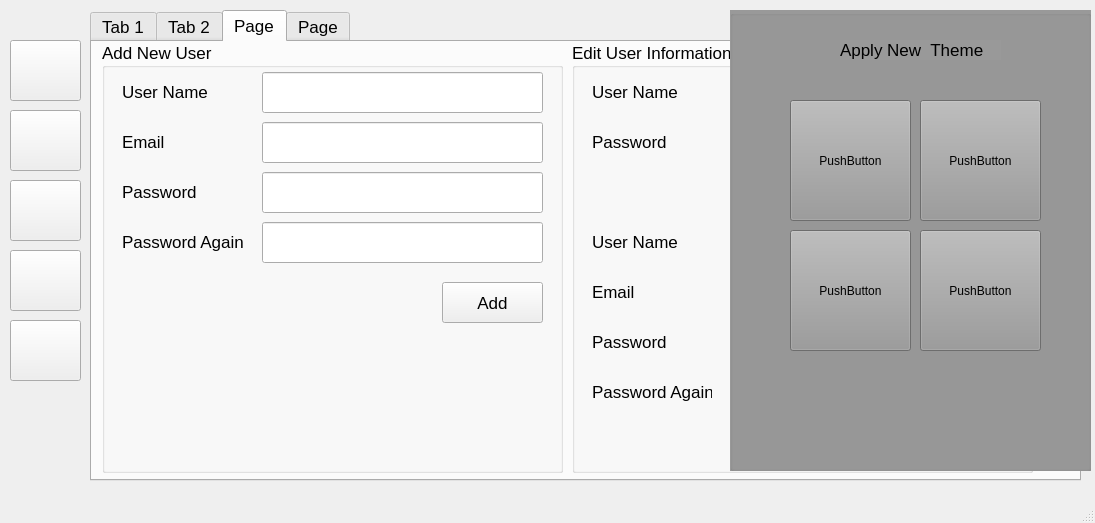
Before: the Qt Designer form library.ui in dkgiant/Library-System, drawn with Qt 5.
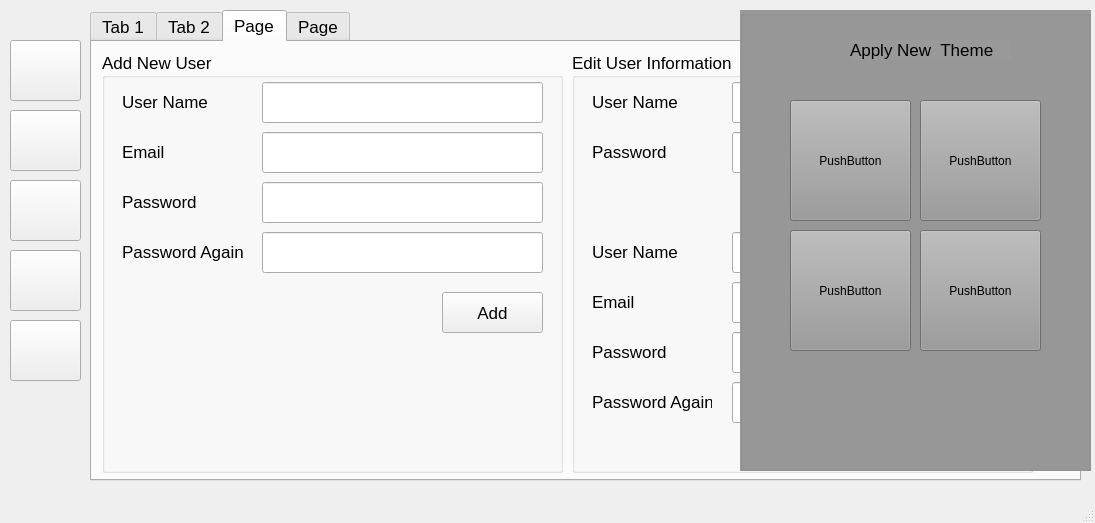
After: the same form once the commit is applied. Icons and pictures are not drawn.

What changed in the file:
```diff
--- a/library.ui
+++ b/library.ui
@@ -758,9 +758,9 @@
       <property name="geometry">
        <rect>
         <x>10</x>
-        <y>0</y>
+        <y>10</y>
         <width>461</width>
-        <height>431</height>
+        <height>421</height>
        </rect>
       </property>
       <property name="autoFillBackground">
@@ -891,9 +891,9 @@
       <property name="geometry">
        <rect>
         <x>480</x>
-        <y>0</y>
+        <y>10</y>
         <width>461</width>
-        <height>431</height>
+        <height>421</height>
        </rect>
       </property>
       <property name="title">
@@ -929,7 +929,7 @@
        <property name="geometry">
         <rect>
          <x>340</x>
-         <y>380</y>
+         <y>376</y>
          <width>101</width>
          <height>41</height>
         </rect>
@@ -1282,9 +1282,9 @@
    <widget class="QGroupBox" name="groupBox_3">
     <property name="geometry">
      <rect>
-      <x>730</x>
+      <x>740</x>
       <y>10</y>
-      <width>361</width>
+      <width>351</width>
       <height>461</height>
      </rect>
     </property>
@@ -1322,7 +1322,7 @@
     <widget class="QPushButton" name="pushButton_17">
      <property name="geometry">
       <rect>
-       <x>60</x>
+       <x>50</x>
        <y>90</y>
        <width>121</width>
        <height>121</height>
@@ -1335,7 +1335,7 @@
     <widget class="QPushButton" name="pushButton_18">
      <property name="geometry">
       <rect>
-       <x>190</x>
+       <x>180</x>
        <y>90</y>
        <width>121</width>
        <height>121</height>
@@ -1348,7 +1348,7 @@
     <widget class="QPushButton" name="pushButton_19">
      <property name="geometry">
       <rect>
-       <x>190</x>
+       <x>180</x>
        <y>220</y>
        <width>121</width>
        <height>121</height>
@@ -1361,7 +1361,7 @@
     <widget class="QPushButton" name="pushButton_20">
      <property name="geometry">
       <rect>
-       <x>60</x>
+       <x>50</x>
        <y>220</y>
        <width>121</width>
        <height>121</height>
```
